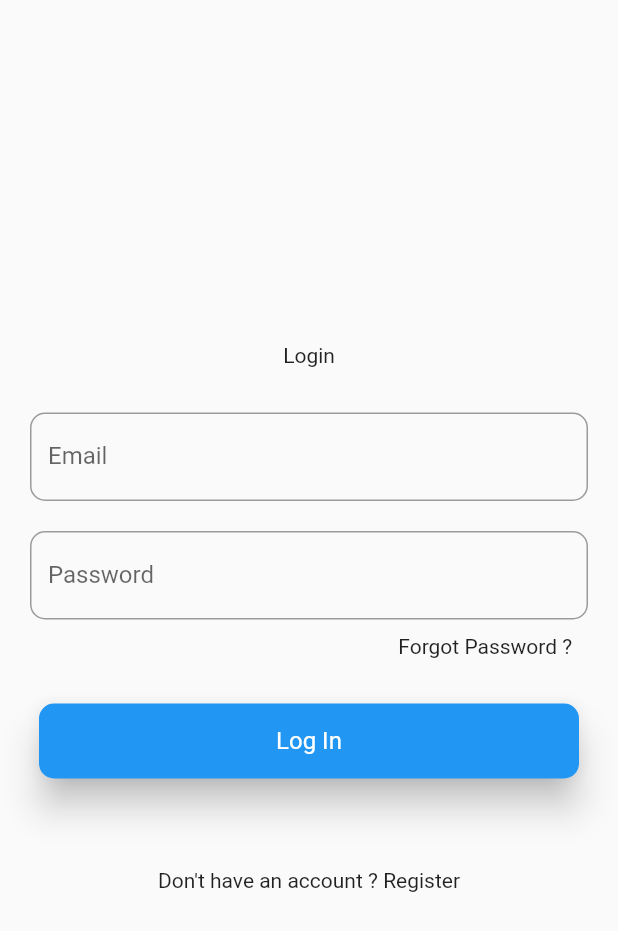
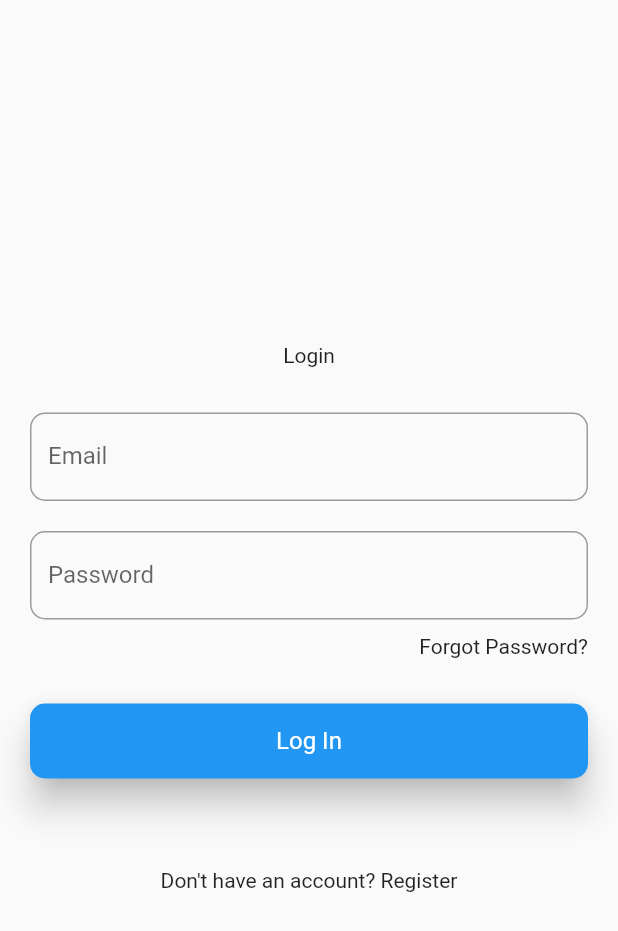
Before and after one commit to mhaikalfikri252/aquascaper_app, a Flutter app: the LoginPage screen opened by its route, on a phone screen of 412 x 824 dp. Shown: the top 931 px of the screen. Run offline on Flutter 3.47's test engine with Material 2 defaults, Android fonts, the phone set to English and light mode, and no system bars; our stand-ins replace another_flushbar, charts_flutter, cloud_firestore, email_validator, firebase_auth, firebase_core; accounts and stored records are empty.

Commit message:
minor fix

```diff
--- a/lib/pages/auth/login_page.dart
+++ b/lib/pages/auth/login_page.dart
@@ -10,16 +10,22 @@ class _LoginPageState extends State<LoginPage> {
   TextEditingController emailController = TextEditingController();
   TextEditingController passwordController = TextEditingController();
 
-
   @override
   Widget build(BuildContext context) {
     return Scaffold(
-      body: Padding(
+      body: SafeArea(
+        child: Padding(
           padding: const EdgeInsets.all(20),
-        child: Column(
-          mainAxisAlignment: MainAxisAlignment.center,
+          child: Center(
+            child: ListView(
+              physics: BouncingScrollPhysics(),
+              clipBehavior: Clip.none,
+              shrinkWrap: true,
               children: [
-            Text('Login'),
+                Text(
+                  'Login',
+                  textAlign: TextAlign.center,
+                ),
                 SizedBox(
                   height: 30,
                 ),
@@ -53,8 +59,8 @@ class _LoginPageState extends State<LoginPage> {
                 InkWell(
                   onTap: () => Navigator.pushNamed(context, '/fps'),
                   child: Container(
-                margin: EdgeInsets.only(left: 235),
-                child: Text('Forgot Password ?'),
+                    alignment: Alignment.centerRight,
+                    child: Text('Forgot Password?'),
                   ),
                 ),
                 SizedBox(
@@ -62,7 +68,7 @@ class _LoginPageState extends State<LoginPage> {
                 ),
                 Container(
                   height: 50,
-              width: 360,
+                  width: double.infinity,
                   child: ElevatedButton(
                     style: ElevatedButton.styleFrom(
                       primary: Colors.blue,
@@ -90,12 +96,15 @@ class _LoginPageState extends State<LoginPage> {
                 InkWell(
                   onTap: () => Navigator.pushNamed(context, '/rgs'),
                   child: Text(
-                'Don\'t have an account ? Register',
+                    'Don\'t have an account? Register',
+                    textAlign: TextAlign.center,
                   ),
                 )
               ],
             ),
           ),
+        ),
+      ),
     );
   }
 }
```
Also changed, not shown: lib/main.dart (+3 -5 lines), lib/pages/auth/register_page.dart (+11 -8 lines), pubspec.lock. Lines whose indentation alone changed are shown as unchanged.
